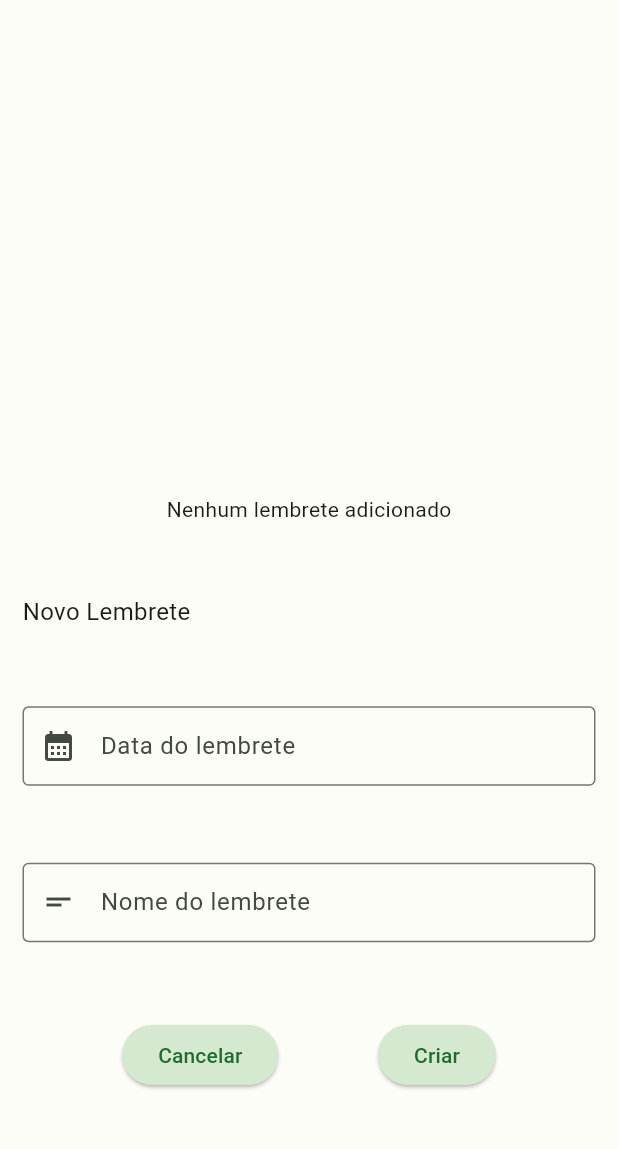
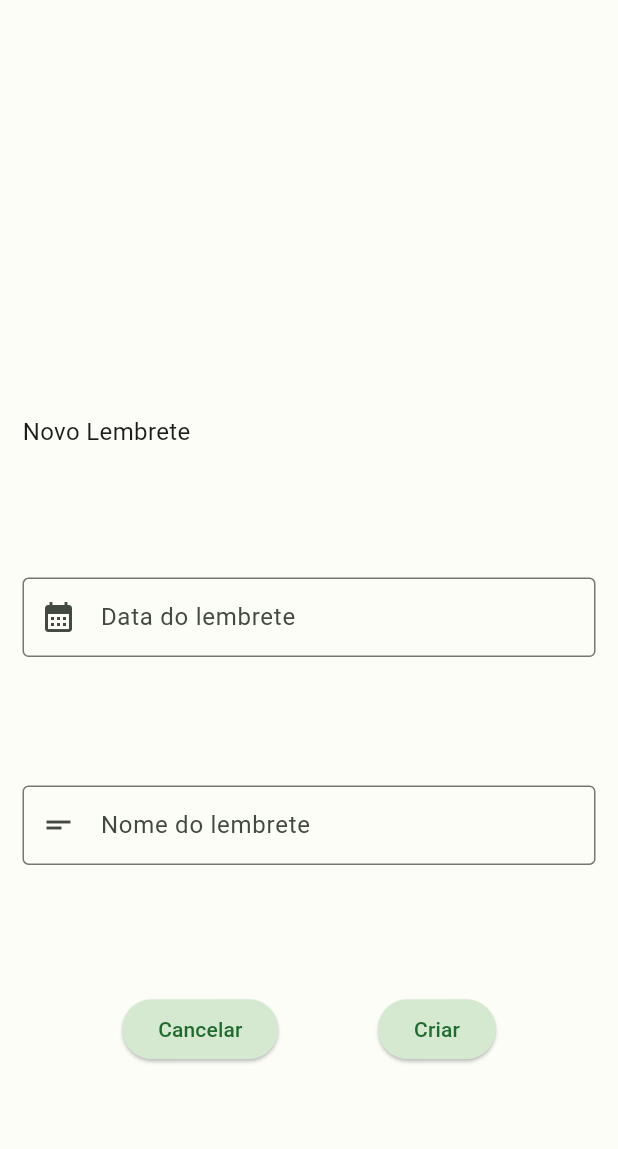
Before and after one commit to edduarddo057/reminder_app, a Flutter app: the screen it shows after launch, after a tap on the "add" icon, on a phone screen of 412 x 824 dp, the part 84-1233 px from its top. Run offline on Flutter 3.47's test engine with Material 2 defaults, Android fonts, the phone set to English and light mode, and no system bars.

Commit message:
fix: short adjust form

```diff
--- a/lib/home.dart
+++ b/lib/home.dart
@@ -63,7 +63,7 @@ class _HomeState extends State<Home> {
                   builder: (context) {
                     return SingleChildScrollView(
                       child: SizedBox(
-                        height: MediaQuery.of(context).size.height / 2,
+                        height: MediaQuery.of(context).size.height / 1.5,
                         width: MediaQuery.of(context).size.width,
                         child: Padding(
                           padding: const EdgeInsets.all(15.0),
```
